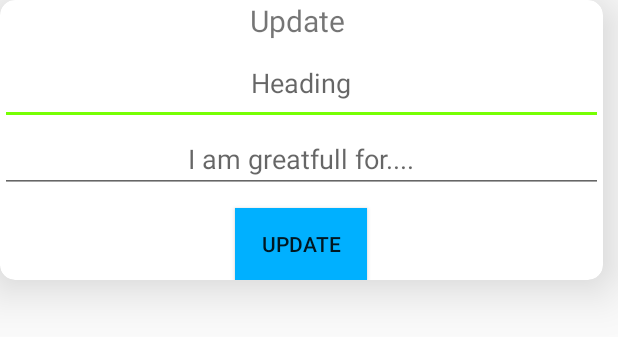
After one commit to nabadeep25/GratitudeLog, an Android app: the layout edit_popup.xml on its own in the app's theme, with its tools: preview values and no code run, on a phone screen of 412 x 824 dp. The commit adds this screen. Shown: the top 337 px of the screen. Run offline under Robolectric (Android 15) with nearby library versions, the phone set to English and light mode, and no system bars.

Commit message:
update is working

```diff
--- a/app/src/main/java/com/nabadeep/gratitudelog/AddLog.java
+++ b/app/src/main/java/com/nabadeep/gratitudelog/AddLog.java
@@ -140,6 +140,7 @@ private CollectionReference collectionReference=db.collection("GratitudeLog");
 
 
         GM.setCreatedAt(new Timestamp(new Date()));
+
         collectionReference.add(GM).addOnSuccessListener(new OnSuccessListener<DocumentReference>() {
             @Override
             public void onSuccess(DocumentReference documentReference) {
--- /dev/null
+++ b/app/src/main/res/layout/edit_popup.xml
@@ -0,0 +1,59 @@
+<?xml version="1.0" encoding="utf-8"?>
+<LinearLayout xmlns:android="http://schemas.android.com/apk/res/android"
+    xmlns:app="http://schemas.android.com/apk/res-auto"
+    android:orientation="vertical"
+    android:layout_width="match_parent"
+    android:layout_height="match_parent">
+
+    <androidx.cardview.widget.CardView
+        android:layout_width="wrap_content"
+        android:layout_height="wrap_content"
+        app:cardCornerRadius="10dp"
+        app:cardElevation="20dp">
+        <LinearLayout
+            android:layout_width="wrap_content"
+            android:layout_height="wrap_content"
+            android:orientation="vertical">
+            <TextView
+
+                android:layout_width="match_parent"
+                android:layout_height="wrap_content"
+                android:id="@+id/popuptitle"
+                android:text="Update "
+                android:textAlignment="center"
+                android:textSize="20dp"/>
+
+            <EditText
+                android:id="@+id/updateHeading"
+                android:layout_width="402dp"
+                android:layout_height="56dp"
+                android:ems="10"
+                android:hint="Heading"
+                android:inputType="textPersonName"
+                android:textAlignment="center"
+                />
+
+            <EditText
+                android:id="@+id/updateDescription"
+                android:layout_width="match_parent"
+                android:layout_height="wrap_content"
+
+                android:hint="I am greatfull for...."
+                android:inputType="textMultiLine"
+                android:textAlignment="center"
+
+                 />
+            <Button
+                android:id="@+id/UpdateButton"
+                android:layout_width="wrap_content"
+                android:layout_height="wrap_content"
+                android:text="UPDATE"
+                android:layout_marginTop="10dp"
+                android:layout_gravity="center"
+                android:background="@color/bg"
+                />
+
+
+        </LinearLayout>
+    </androidx.cardview.widget.CardView>
+</LinearLayout>
```
Also changed, not shown: app/src/main/java/Adapter/RecyclerViewAdapter.java (+71 -3 lines), app/src/main/res/layout/log_item.xml (+13 -9 lines).
